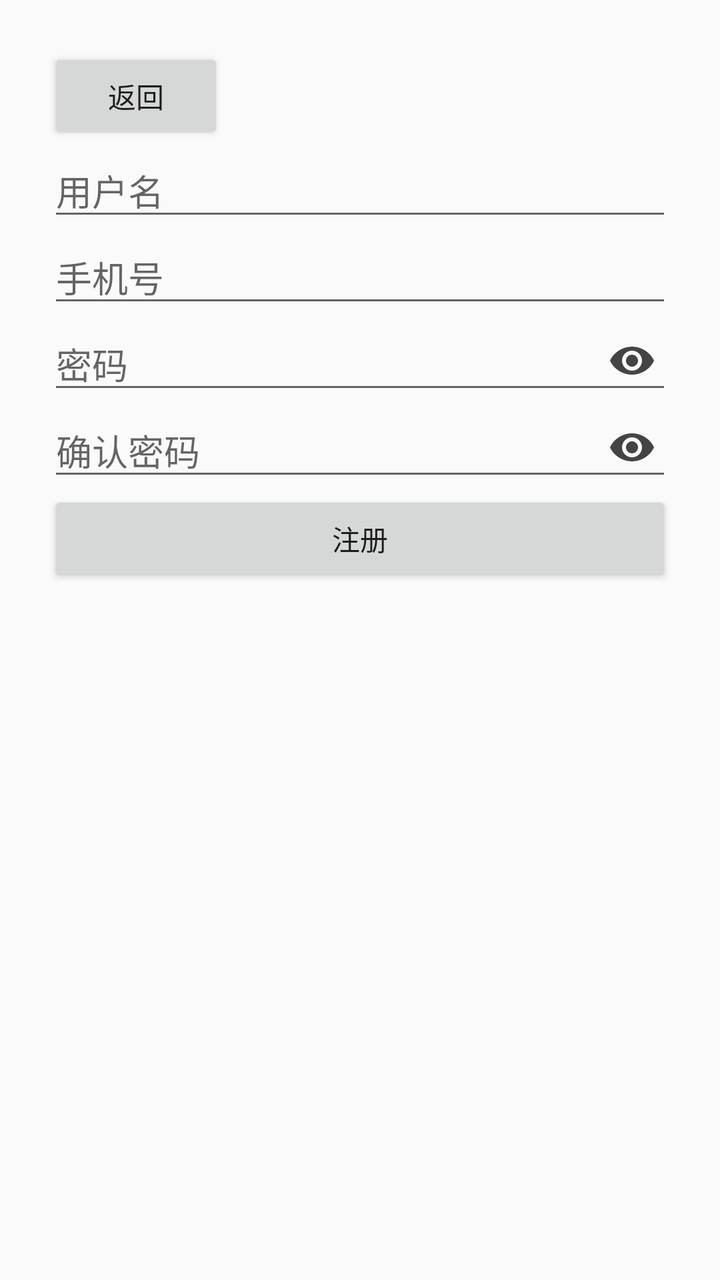
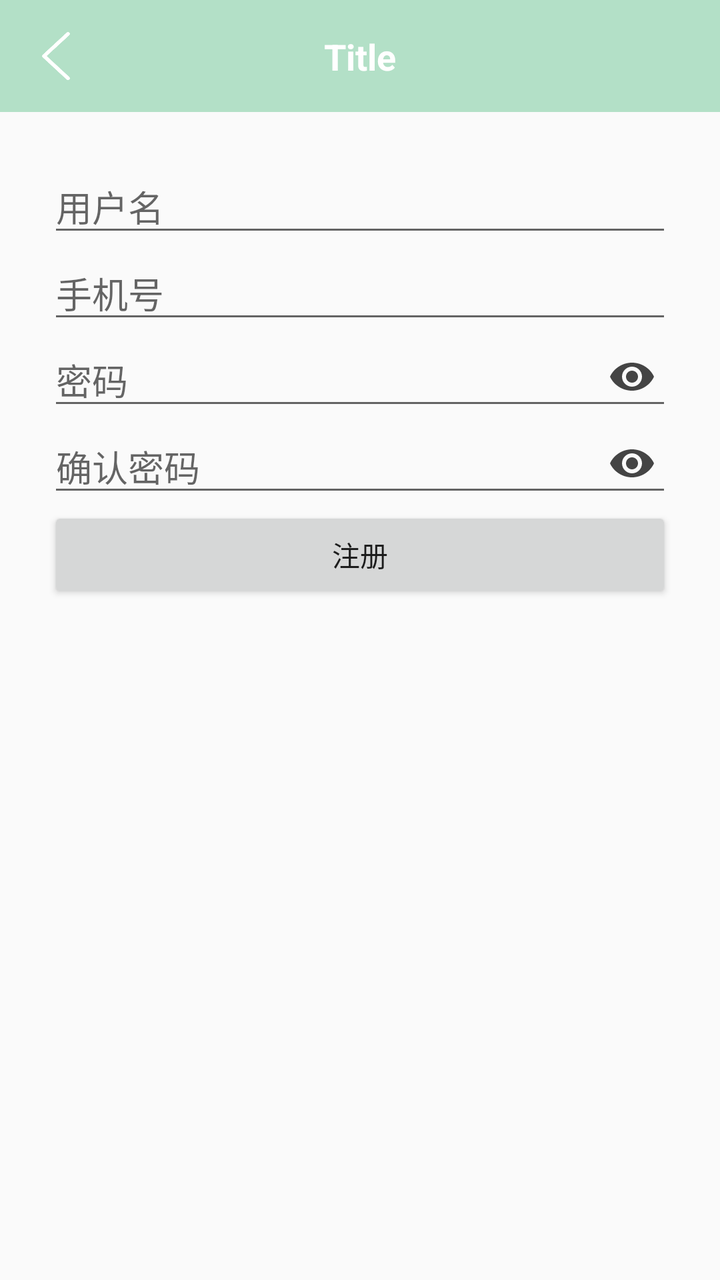

Two renders of the same Android screen: before a commit and after it. Below are the layout's source before the change and the commit's diff.
<!-- AndroidManifest.xml: application theme Theme.Note -->
<!-- res/layout/activity_register.xml -->
<?xml version="1.0" encoding="utf-8"?>
<layout xmlns:android="http://schemas.android.com/apk/res/android"
    xmlns:app="http://schemas.android.com/apk/res-auto"
    xmlns:tools="http://schemas.android.com/tools">

    <androidx.constraintlayout.widget.ConstraintLayout
        android:id="@+id/main"
        android:layout_width="match_parent"
        android:layout_height="match_parent"
        android:padding="24dp"
        tools:context=".ui.user.RegisterActivity">

        <Button
            android:id="@+id/btnBack"
            android:layout_width="wrap_content"
            android:layout_height="wrap_content"
            android:text="返回"
            app:layout_constraintStart_toStartOf="parent"
            app:layout_constraintTop_toTopOf="parent" />

        <EditText
            android:id="@+id/etUsername"
            android:layout_width="0dp"
            android:layout_height="wrap_content"
            android:hint="用户名"
            android:maxLines="1"
            app:layout_constraintEnd_toEndOf="parent"
            app:layout_constraintStart_toStartOf="parent"
            app:layout_constraintTop_toBottomOf="@id/btnBack"
            app:layout_constraintVertical_chainStyle="packed" />

        <EditText
            android:id="@+id/etPhone"
            android:layout_width="0dp"
            android:layout_height="wrap_content"
            android:hint="手机号"
            android:inputType="phone"
            android:maxLines="1"
            app:layout_constraintEnd_toEndOf="parent"
            app:layout_constraintStart_toStartOf="parent"
            app:layout_constraintTop_toBottomOf="@id/etUsername" />

        <EditText
            android:id="@+id/etPassword"
            android:layout_width="0dp"
            android:layout_height="wrap_content"
            android:hint="密码"
            android:inputType="textPassword"
            android:maxLines="1"
            android:paddingEnd="48dp"
            app:layout_constraintEnd_toEndOf="parent"
            app:layout_constraintStart_toStartOf="parent"
            app:layout_constraintTop_toBottomOf="@id/etPhone" />

        <ImageView
            android:id="@+id/ivPwdToggle"
            android:layout_width="24dp"
            android:layout_height="24dp"
            android:layout_marginEnd="8dp"
            android:contentDescription="显示/隐藏密码"
            android:src="@drawable/ic_eye"
            app:layout_constraintBottom_toBottomOf="@id/etPassword"
            app:layout_constraintEnd_toEndOf="@id/etPassword"
            app:layout_constraintTop_toTopOf="@id/etPassword" />

        <EditText
            android:id="@+id/etConfirmPassword"
            android:layout_width="0dp"
            android:layout_height="wrap_content"
            android:hint="确认密码"
            android:inputType="textPassword"
            android:maxLines="1"
            android:paddingEnd="48dp"
            app:layout_constraintEnd_toEndOf="parent"
            app:layout_constraintStart_toStartOf="parent"
            app:layout_constraintTop_toBottomOf="@id/etPassword" />

        <ImageView
            android:id="@+id/ivConfirmPwdToggle"
            android:layout_width="24dp"
            android:layout_height="24dp"
            android:layout_marginEnd="8dp"
            android:contentDescription="显示/隐藏确认密码"
            android:src="@drawable/ic_eye"
            app:layout_constraintBottom_toBottomOf="@id/etConfirmPassword"
            app:layout_constraintEnd_toEndOf="@id/etConfirmPassword"
            app:layout_constraintTop_toTopOf="@id/etConfirmPassword" />

        <Button
            android:id="@+id/btnRegister"
            android:layout_width="0dp"
            android:layout_height="wrap_content"
            android:text="注册"
            app:layout_constraintEnd_toEndOf="parent"
            app:layout_constraintStart_toStartOf="parent"
            app:layout_constraintTop_toBottomOf="@id/etConfirmPassword" />

    </androidx.constraintlayout.widget.ConstraintLayout>
</layout>
<!-- resources referenced by this layout -->
<resources>
  <!-- drawable ic_eye (drawable) -->
  <?xml version="1.0" encoding="utf-8"?>
  <vector xmlns:android="http://schemas.android.com/apk/res/android"
      android:width="24dp"
      android:height="24dp"
      android:viewportWidth="24"
      android:viewportHeight="24">
  
      <path
          android:fillColor="#FF444444"
          android:pathData="M12,5C7,5 2.73,8.11 1,12c1.73,3.89 6,7 11,7s9.27,-3.11 11,-7c-1.73,-3.89 -6,-7 -11,-7zM12,17c-2.76,0 -5,-2.24 -5,-5s2.24,-5 5,-5 5,2.24 5,5 -2.24,5 -5,5z" />
      <path
          android:fillColor="#FF444444"
          android:pathData="M12,9c-1.66,0 -3,1.34 -3,3s1.34,3 3,3 3,-1.34 3,-3 -1.34,-3 -3,-3z" />
  </vector>
  <style name="Theme.Note" parent="Theme.AppCompat.Light.NoActionBar" />
</resources>

<!-- the commit's change to res/layout/activity_register.xml (unified diff, before → after) -->
@@ -3,20 +3,22 @@
     xmlns:app="http://schemas.android.com/apk/res-auto"
     xmlns:tools="http://schemas.android.com/tools">
 
-    <androidx.constraintlayout.widget.ConstraintLayout
-        android:id="@+id/main"
+    <LinearLayout
         android:layout_width="match_parent"
         android:layout_height="match_parent"
-        android:padding="24dp"
+        android:orientation="vertical"
         tools:context=".ui.user.RegisterActivity">
 
-        <Button
-            android:id="@+id/btnBack"
-            android:layout_width="wrap_content"
-            android:layout_height="wrap_content"
-            android:text="返回"
-            app:layout_constraintStart_toStartOf="parent"
-            app:layout_constraintTop_toTopOf="parent" />
+        <include
+            android:id="@+id/includeToolbar"
+            layout="@layout/item_toolbar" />
+
+        <androidx.constraintlayout.widget.ConstraintLayout
+            android:id="@+id/main"
+            android:layout_width="match_parent"
+            android:layout_height="0dp"
+            android:layout_weight="1"
+            android:padding="24dp">
 
         <EditText
             android:id="@+id/etUsername"
@@ -26,7 +28,7 @@
             android:maxLines="1"
             app:layout_constraintEnd_toEndOf="parent"
             app:layout_constraintStart_toStartOf="parent"
-            app:layout_constraintTop_toBottomOf="@id/btnBack"
+            app:layout_constraintTop_toTopOf="parent"
             app:layout_constraintVertical_chainStyle="packed" />
 
         <EditText
@@ -95,5 +97,60 @@
             app:layout_constraintStart_toStartOf="parent"
             app:layout_constraintTop_toBottomOf="@id/etConfirmPassword" />
 
+        </androidx.constraintlayout.widget.ConstraintLayout>
+
+    </LinearLayout>
+</layout>
+<!-- res/layout/item_toolbar.xml (included above) -->
+<?xml version="1.0" encoding="utf-8"?>
+<LinearLayout
+    xmlns:android="http://schemas.android.com/apk/res/android"
+    xmlns:app="http://schemas.android.com/apk/res-auto"
+    android:layout_width="match_parent"
+    android:layout_height="wrap_content"
+    android:orientation="vertical"
+    android:background="?attr/colorPrimary">
+
+    
+    <View
+        android:id="@+id/statusBarSpacer"
+        android:layout_width="match_parent"
+        android:layout_height="0dp" />
+
+    
+    <androidx.constraintlayout.widget.ConstraintLayout
+        android:layout_width="match_parent"
+        android:layout_height="56dp"
+        android:background="@color/main_blue">
+
+        <ImageView
+            android:id="@+id/ivBack"
+            android:layout_width="40dp"
+            android:layout_height="40dp"
+            android:layout_marginStart="8dp"
+            android:padding="8dp"
+            android:src="@drawable/ic_back"
+            app:layout_constraintBottom_toBottomOf="parent"
+            app:layout_constraintStart_toStartOf="parent"
+            app:layout_constraintTop_toTopOf="parent"/>
+
+        <TextView
+            android:id="@+id/tvTitle"
+            android:layout_width="0dp"
+            android:layout_height="wrap_content"
+            android:ellipsize="end"
+            android:gravity="center"
+            android:maxLines="1"
+            android:text="Title"
+            android:textColor="@android:color/white"
+            android:textSize="18sp"
+            android:textStyle="bold"
+            android:layout_marginStart="56dp"
+            android:layout_marginEnd="56dp"
+            app:layout_constraintBottom_toBottomOf="@id/ivBack"
+            app:layout_constraintEnd_toEndOf="parent"
+            app:layout_constraintStart_toStartOf="parent"
+            app:layout_constraintTop_toTopOf="@id/ivBack"/>
     </androidx.constraintlayout.widget.ConstraintLayout>
-</layout>
+
+</LinearLayout>
<!-- resource entries referenced after the edit -->
@@ -1,5 +1,7 @@
 <!-- resources referenced by this layout -->
 <resources>
+  <color name="main_blue">#B3E0C7</color>
+  <!-- drawable ic_back: png bitmap (drawable, 2843 bytes) -->
   <!-- drawable ic_eye (drawable) -->
   <?xml version="1.0" encoding="utf-8"?>
   <vector xmlns:android="http://schemas.android.com/apk/res/android"
